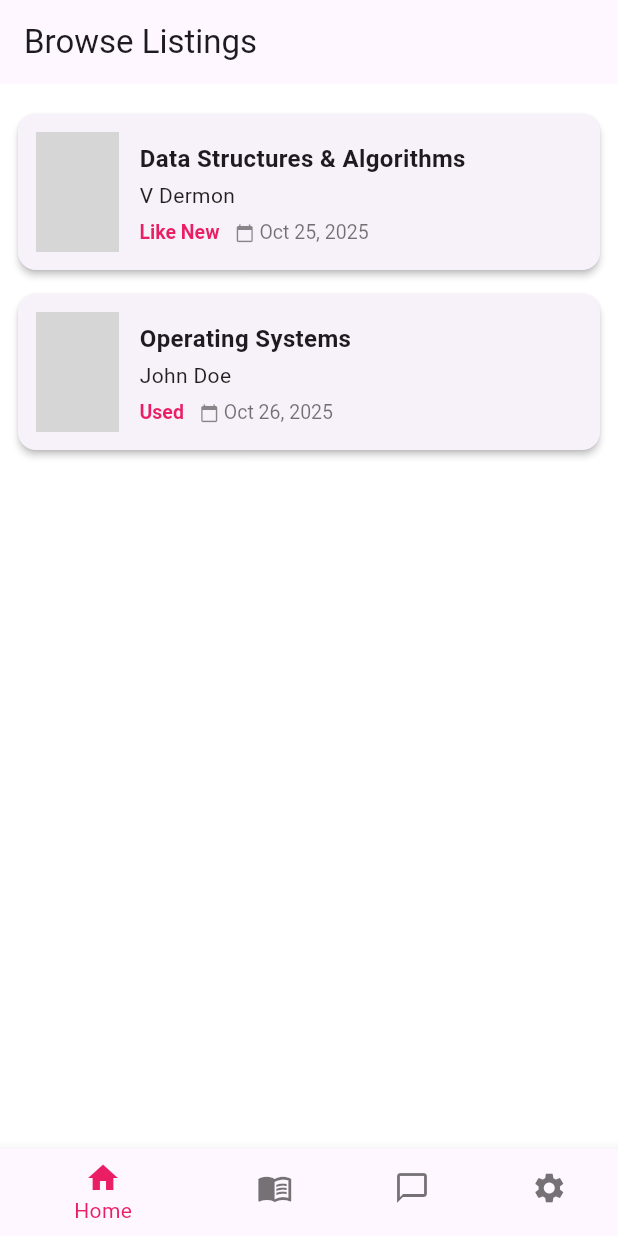
After one commit to elvispreakerebi/book_swap, a Flutter app: the HomeScreen screen opened by its route, on a phone screen of 412 x 824 dp. The commit adds this screen. Run offline on Flutter 3.47's test engine with Material 3 defaults, Android fonts, the phone set to English and light mode, and no system bars; our stand-ins replace cloud_firestore, firebase_auth, firebase_core, go_router; accounts and stored records are empty; generated files the repository leaves out were written again; network calls fail; grey boxes are pictures that could not be loaded.

Commit message:
added home screen

```diff
--- a/lib/core/routing.dart
+++ b/lib/core/routing.dart
@@ -1,6 +1,7 @@
 import '../screens/auth/welcome_screen.dart';
 import '../screens/auth/register_screen.dart';
 import '../screens/auth/login_screen.dart';
+import '../screens/home/home_screen.dart';
 import 'package:go_router/go_router.dart';
 
 class AppRouter {
@@ -18,6 +19,7 @@ class AppRouter {
           return LoginScreen(showAccountCreatedSnackbar: showSnackbar);
         },
       ),
+      GoRoute(path: '/home', builder: (context, state) => const HomeScreen()),
     ],
   );
 }
--- /dev/null
+++ b/lib/models/book_listing.dart
@@ -0,0 +1,80 @@
+enum BookCondition { New, LikeNew, Good, Used }
+
+class BookListing {
+  final String id;
+  final String ownerId;
+  final String title;
+  final String author;
+  final BookCondition condition;
+  final String coverUrl; // Firebase Storage URL or network image
+  final String description;
+  final DateTime createdAt;
+  final bool isActive;
+
+  BookListing({
+    required this.id,
+    required this.ownerId,
+    required this.title,
+    required this.author,
+    required this.condition,
+    required this.coverUrl,
+    required this.description,
+    required this.createdAt,
+    required this.isActive,
+  });
+
+  factory BookListing.fromJson(Map<String, dynamic> json) {
+    return BookListing(
+      id: json['id'] as String,
+      ownerId: json['ownerId'] as String,
+      title: json['title'] as String,
+      author: json['author'] as String,
+      condition: BookCondition.values.firstWhere(
+        (e) => e.name == (json['condition'] as String?),
+        orElse: () => BookCondition.Good,
+      ),
+      coverUrl: json['coverUrl'] as String,
+      description: json['description'] as String? ?? '',
+      createdAt: DateTime.parse(json['createdAt'] as String),
+      isActive: json['isActive'] as bool? ?? true,
+    );
+  }
+
+  Map<String, dynamic> toJson() {
+    return {
+      'id': id,
+      'ownerId': ownerId,
+      'title': title,
+      'author': author,
+      'condition': condition.name,
+      'coverUrl': coverUrl,
+      'description': description,
+      'createdAt': createdAt.toIso8601String(),
+      'isActive': isActive,
+    };
+  }
+
+  BookListing copyWith({
+    String? id,
+    String? ownerId,
+    String? title,
+    String? author,
+    BookCondition? condition,
+    String? coverUrl,
+    String? description,
+    DateTime? createdAt,
+    bool? isActive,
+  }) {
+    return BookListing(
+      id: id ?? this.id,
+      ownerId: ownerId ?? this.ownerId,
+      title: title ?? this.title,
+      author: author ?? this.author,
+      condition: condition ?? this.condition,
+      coverUrl: coverUrl ?? this.coverUrl,
+      description: description ?? this.description,
+      createdAt: createdAt ?? this.createdAt,
+      isActive: isActive ?? this.isActive,
+    );
+  }
+}
--- /dev/null
+++ b/lib/screens/home/home_screen.dart
@@ -0,0 +1,88 @@
+import 'package:flutter/material.dart';
+import 'package:firebase_auth/firebase_auth.dart';
+import 'package:go_router/go_router.dart';
+import '../../models/book_listing.dart';
+import 'listing_card.dart';
+
+class HomeScreen extends StatefulWidget {
+  const HomeScreen({super.key});
+  @override
+  State<HomeScreen> createState() => _HomeScreenState();
+}
+
+class _HomeScreenState extends State<HomeScreen> {
+  int _selectedIndex = 0;
+
+  // Placeholder listings
+  List<BookListing> listings = [
+    BookListing(
+      id: '1',
+      ownerId: 'owner1',
+      title: 'Data Structures & Algorithms',
+      author: 'V Dermon',
+      condition: BookCondition.LikeNew,
+      coverUrl: 'https://dummyimage.com/100x150/cccccc/000000&text=Book1',
+      description: 'A classic textbook.',
+      createdAt: DateTime.now().subtract(const Duration(days: 3)),
+      isActive: true,
+    ),
+    BookListing(
+      id: '2',
+      ownerId: 'owner2',
+      title: 'Operating Systems',
+      author: 'John Doe',
+      condition: BookCondition.Used,
+      coverUrl: 'https://dummyimage.com/100x150/cccccc/000000&text=Book2',
+      description: 'Slightly used.',
+      createdAt: DateTime.now().subtract(const Duration(days: 2)),
+      isActive: true,
+    ),
+  ];
+
+  @override
+  void didChangeDependencies() {
+    final user = FirebaseAuth.instance.currentUser;
+    if (user == null || !user.emailVerified) {
+      WidgetsBinding.instance.addPostFrameCallback((_) {
+        context.go('/login');
+      });
+    }
+    super.didChangeDependencies();
+  }
+
+  @override
+  Widget build(BuildContext context) {
+    return Scaffold(
+      appBar: AppBar(title: const Text('Browse Listings'), centerTitle: false),
+      body: ListView.builder(
+        padding: const EdgeInsets.all(12),
+        itemCount: listings.length,
+        itemBuilder: (context, idx) => BookListingCard(listing: listings[idx]),
+      ),
+      bottomNavigationBar: BottomNavigationBar(
+        currentIndex: _selectedIndex,
+        selectedItemColor: Colors.pink,
+        unselectedItemColor: Colors.black54,
+        onTap: (idx) {
+          setState(() => _selectedIndex = idx);
+          // TODO: route to other screens here
+        },
+        items: const [
+          BottomNavigationBarItem(icon: Icon(Icons.home), label: 'Home'),
+          BottomNavigationBarItem(
+            icon: Icon(Icons.menu_book),
+            label: 'My listings',
+          ),
+          BottomNavigationBarItem(
+            icon: Icon(Icons.chat_bubble_outline),
+            label: 'Chats',
+          ),
+          BottomNavigationBarItem(
+            icon: Icon(Icons.settings),
+            label: 'Settings',
+          ),
+        ],
+      ),
+    );
+  }
+}
--- /dev/null
+++ b/lib/screens/home/listing_card.dart
@@ -0,0 +1,95 @@
+import 'package:flutter/material.dart';
+import '../../models/book_listing.dart';
+import 'package:intl/intl.dart';
+
+class BookListingCard extends StatelessWidget {
+  final BookListing listing;
+  const BookListingCard({super.key, required this.listing});
+
+  @override
+  Widget build(BuildContext context) {
+    final dateText = DateFormat.yMMMd().format(listing.createdAt);
+    String condText = listing.condition.name.replaceAll('LikeNew', 'Like New');
+    return Card(
+      elevation: 2,
+      margin: const EdgeInsets.symmetric(vertical: 8),
+      shape: RoundedRectangleBorder(borderRadius: BorderRadius.circular(12)),
+      child: InkWell(
+        borderRadius: BorderRadius.circular(12),
+        onTap: () {}, // TODO: navigate to details
+        child: Padding(
+          padding: const EdgeInsets.all(12),
+          child: Row(
+            children: [
+              ClipRRect(
+                borderRadius: BorderRadius.circular(8),
+                child: Image.network(
+                  listing.coverUrl,
+                  fit: BoxFit.cover,
+                  height: 80,
+                  width: 55,
+                ),
+              ),
+              const SizedBox(width: 14),
+              Expanded(
+                child: Column(
+                  crossAxisAlignment: CrossAxisAlignment.start,
+                  children: [
+                    Text(
+                      listing.title,
+                      style: const TextStyle(
+                        fontSize: 16,
+                        fontWeight: FontWeight.bold,
+                      ),
+                    ),
+                    const SizedBox(height: 3),
+                    Text(
+                      listing.author,
+                      style: const TextStyle(
+                        fontSize: 14,
+                        color: Colors.black87,
+                      ),
+                    ),
+                    const SizedBox(height: 6),
+                    RichText(
+                      text: TextSpan(
+                        children: [
+                          TextSpan(
+                            text: condText,
+                            style: const TextStyle(
+                              fontWeight: FontWeight.w600,
+                              color: Colors.pink,
+                              fontSize: 13,
+                            ),
+                          ),
+                          TextSpan(
+                            text: "   ",
+                            style: const TextStyle(color: Colors.black54),
+                          ),
+                          WidgetSpan(
+                            child: Icon(
+                              Icons.calendar_today,
+                              size: 13,
+                              color: Colors.black45,
+                            ),
+                          ),
+                          TextSpan(
+                            text: ' $dateText',
+                            style: const TextStyle(
+                              fontSize: 13,
+                              color: Colors.black54,
+                            ),
+                          ),
+                        ],
+                      ),
+                    ),
+                  ],
+                ),
+              ),
+            ],
+          ),
+        ),
+      ),
+    );
+  }
+}
--- a/pubspec.yaml
+++ b/pubspec.yaml
@@ -42,6 +42,7 @@ dependencies:
   google_fonts: ^6.3.2
   go_router: ^16.3.0
   flutter_riverpod: ^3.0.3
+  intl: ^0.20.2
 
 dev_dependencies:
   flutter_test:
```
Also changed, not shown: pubspec.lock.
